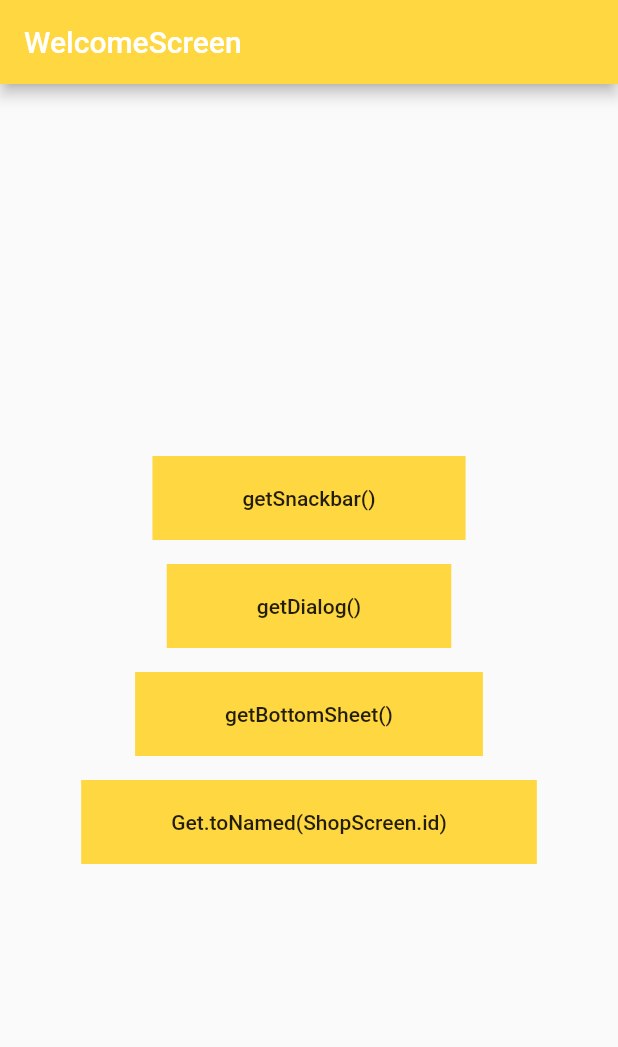
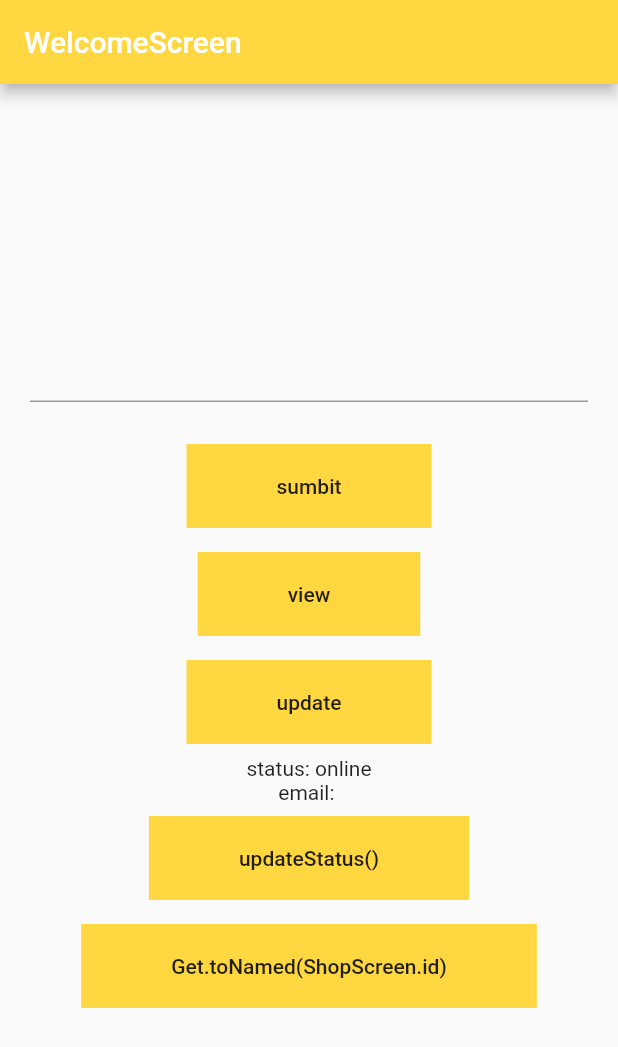
Before and after one commit to LeonardoBai12/FlutterGetXExample, a Flutter app: the screen it shows after launch, on a phone screen of 412 x 824 dp. Shown: the top 1047 px of the screen. Run offline on Flutter 3.47's test engine with Material 2 defaults, Android fonts, the phone set to English and light mode, and no system bars; our stand-ins replace get, get_storage.

Commit message:
Adicionados controles de variáveis pelo controller

```diff
--- /dev/null
+++ b/lib/bindings/home_bindings.dart
@@ -0,0 +1,9 @@
+import 'package:get/get.dart';
+import 'package:new_app_getx/controller/home_controller.dart';
+
+class HomeBindings implements Bindings{
+  @override
+  void dependencies() {
+    Get.put(HomeController());
+  }
+}
--- /dev/null
+++ b/lib/controller/home_controller.dart
@@ -0,0 +1,23 @@
+import 'package:get/get.dart';
+
+class HomeController extends GetxController {
+  RxString status = "online".obs;
+  RxString email = "".obs;
+
+  @override
+  void onInit() {
+    super.onInit();
+
+    ever(status, (_) {
+      Get.snackbar("Status", "Atualizaro");
+    });
+  }
+
+  void updateStatus(String newStatus) {
+    status.value = newStatus;
+  }
+
+  void updateEmail(String newEmail) {
+    email.value = newEmail;
+  }
+}
--- a/lib/main.dart
+++ b/lib/main.dart
@@ -1,10 +1,15 @@
 import 'package:flutter/material.dart';
 import 'package:get/get.dart';
+import 'package:get_storage/get_storage.dart';
+import 'package:new_app_getx/bindings/home_bindings.dart';
 import 'package:new_app_getx/screens/card_screen.dart';
 import 'package:new_app_getx/screens/shop_screen.dart';
-import 'package:new_app_getx/screens/welcome_screen.dart';
+import 'package:new_app_getx/screens/home_screen.dart';
 
-void main() => runApp(MyApp());
+void main() async {
+  await GetStorage.init();
+  runApp(MyApp());
+}
 
 class MyApp extends StatefulWidget {
   @override
@@ -20,9 +25,12 @@ class _MyAppState extends State<MyApp> {
         visualDensity: VisualDensity.adaptivePlatformDensity,
       ),
       defaultTransition: Transition.downToUp,
-      initialRoute: WelcomeScreen.id,
+      initialRoute: HomeScreen.id,
       getPages: [
-        GetPage(name: WelcomeScreen.id, page: () => WelcomeScreen()),
+        GetPage(
+            name: HomeScreen.id,
+            page: () => HomeScreen(),
+            binding: HomeBindings()),
         GetPage(name: ShopScreen.id, page: () => ShopScreen()),
         GetPage(name: CardScreen.id, page: () => CardScreen()),
       ],
--- /dev/null
+++ b/lib/screens/home_screen.dart
@@ -0,0 +1,86 @@
+import 'package:flutter/material.dart';
+import 'package:get/get.dart';
+import 'package:get_storage/get_storage.dart';
+import 'package:new_app_getx/controller/home_controller.dart';
+import 'package:new_app_getx/screens/shop_screen.dart';
+
+class HomeScreen extends StatefulWidget {
+  static String id = "/welcome_screen";
+
+  @override
+  _HomeScreenState createState() => _HomeScreenState();
+}
+
+class _HomeScreenState extends State<HomeScreen> {
+  final homeController = Get.find<HomeController>();
+  final storage = GetStorage();
+  TextEditingController emailController = TextEditingController();
+
+  Widget buildBody() {
+    return Center(
+      child: SingleChildScrollView(
+        child: Column(
+          mainAxisAlignment: MainAxisAlignment.center,
+          children: [
+            Padding(
+              padding: const EdgeInsets.all(20.0),
+              child: TextField(
+                controller: emailController,
+                onChanged: (value) {},
+              ),
+            ),
+            button(() {
+              //if(GetUtils.isEmail(text))
+              storage.write("email", emailController.text);
+              homeController.updateEmail(emailController.text);
+              emailController.text = "";
+            }, "sumbit"),
+            button(() {
+              emailController.text = storage.read("email") ?? "";
+            }, "view"),
+            button(() {
+              homeController.updateStatus("offline");
+            }, "update"),
+            Obx(() => Text("status: ${homeController.status.value}")),
+            Obx(() => Text("email: ${homeController.email.value}")),
+            button(() {
+              homeController.updateStatus("offline");
+            }, "updateStatus()"),
+            button(() {
+              Get.toNamed(ShopScreen.id, arguments: "zika");
+            }, "Get.toNamed(ShopScreen.id)"),
+          ],
+        ),
+      ),
+    );
+  }
+
+  Widget button(Function() onPressed, String text) {
+    return Padding(
+      padding: const EdgeInsets.all(8.0),
+      child: MaterialButton(
+        child: Container(
+          padding: EdgeInsets.symmetric(horizontal: 60, vertical: 20),
+          color: Colors.amberAccent,
+          child: Text(text),
+        ),
+        onPressed: () {
+          onPressed();
+        },
+      ),
+    );
+  }
+
+  @override
+  Widget build(BuildContext context) {
+    return Scaffold(
+      appBar: AppBar(
+        title: Text("WelcomeScreen"),
+        backgroundColor: Colors.amberAccent,
+      ),
+      body: SafeArea(
+        child: buildBody(),
+      ),
+    );
+  }
+}
--- a/lib/screens/shop_screen.dart
+++ b/lib/screens/shop_screen.dart
@@ -1,5 +1,6 @@
 import 'package:flutter/material.dart';
 import 'package:get/get.dart';
+import 'package:new_app_getx/controller/home_controller.dart';
 import 'package:new_app_getx/screens/card_screen.dart';
 
 class ShopScreen extends StatefulWidget {
@@ -10,12 +11,14 @@ class ShopScreen extends StatefulWidget {
 }
 
 class _ShopScreenState extends State<ShopScreen> {
+  final homeController = Get.find<HomeController>();
+
   Widget buildBody() {
     return Center(
       child: Column(
         mainAxisAlignment: MainAxisAlignment.center,
         children: [
-          Text(Get.arguments),
+          Text(homeController.status.value),
           button(() {
             Get.offNamed(CardScreen.id);
           }, "Get.offNamed(CardScreen.id)"),
--- a/lib/screens/welcome_screen.dart
+++ /dev/null
@@ -1,101 +0,0 @@
-import 'package:flutter/material.dart';
-import 'package:get/get.dart';
-import 'package:new_app_getx/screens/shop_screen.dart';
-
-class WelcomeScreen extends StatefulWidget {
-  static String id = "/welcome_screen";
-
-  @override
-  _WelcomeScreenState createState() => _WelcomeScreenState();
-}
-
-class _WelcomeScreenState extends State<WelcomeScreen> {
-  Widget buildBody() {
-    return Center(
-      child: Column(
-        mainAxisAlignment: MainAxisAlignment.center,
-        children: [
-          button(() {
-            getSnackbar();
-          }, "getSnackbar()"),
-          button(() {
-            getDialog();
-          }, "getDialog()"),
-          button(() {
-            getBottomSheet();
-          }, "getBottomSheet()"),
-                    button(() {
-            Get.toNamed(ShopScreen.id, arguments: "zika");
-          }, "Get.toNamed(ShopScreen.id)"),
-        ],
-      ),
-    );
-  }
-
-  Widget button(Function() onPressed, String text) {
-    return Padding(
-      padding: const EdgeInsets.all(8.0),
-      child: MaterialButton(
-        child: Container(
-          padding: EdgeInsets.symmetric(horizontal: 60, vertical: 20),
-          color: Colors.amberAccent,
-          child: Text(text),
-        ),
-        onPressed: () {
-          onPressed();
-        },
-      ),
-    );
-  }
-
-  void getDialog() {
-    Get.defaultDialog(
-      title: "Are you sure?",
-      content: Text("You will be fired"),
-      textConfirm: "CONFIRM",
-      textCancel: "CANCEL",
-    );
-  }
-
-  void getBottomSheet() {
-    Get.bottomSheet(Text("aaaa"));
-  }
-
-  void getSnackbar() {
-    Get.snackbar(
-      "isso é uma snackbar",
-      "nao sei pra que serve mas ta aqui",
-      icon: Icon(
-        Icons.check,
-        color: Colors.black,
-      ),
-      backgroundColor: Colors.amber,
-      mainButton: TextButton(
-        onPressed: () {},
-        child: Container(
-          padding: EdgeInsets.all(8),
-          color: Colors.black,
-          child: Text(
-            "MY CART",
-            style: TextStyle(
-              color: Colors.amber,
-            ),
-          ),
-        ),
-      ),
-    );
-  }
-
-  @override
-  Widget build(BuildContext context) {
-    return Scaffold(
-      appBar: AppBar(
-        title: Text("WelcomeScreen"),
-        backgroundColor: Colors.amberAccent,
-      ),
-      body: SafeArea(
-        child: buildBody(),
-      ),
-    );
-  }
-}
--- a/pubspec.yaml
+++ b/pubspec.yaml
@@ -13,6 +13,7 @@ dependencies:
 
   cupertino_icons: ^1.0.2
   get: ^4.3.7
+  get_storage: ^2.0.3
 
 dev_dependencies:
   flutter_test:
```
Also changed, not shown: 4 other files.
